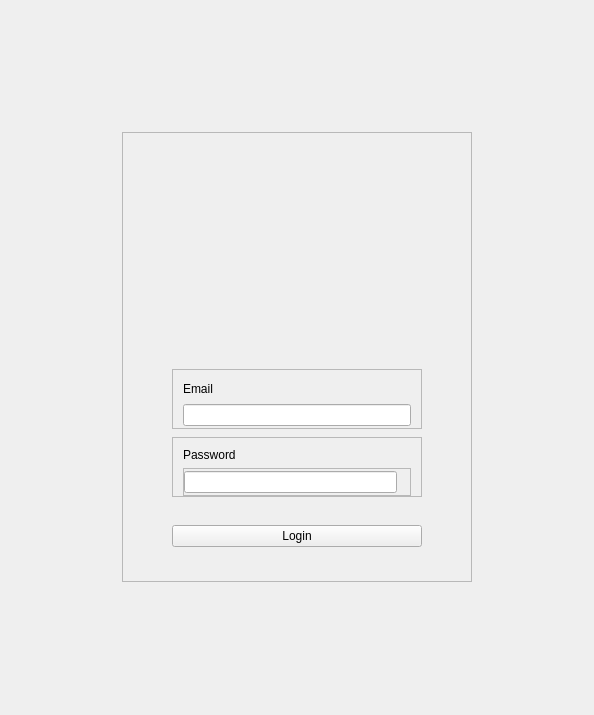
Qt form layout/loginSection.ui (Baeshee/IPMEDTH-Frontend) before a commit.
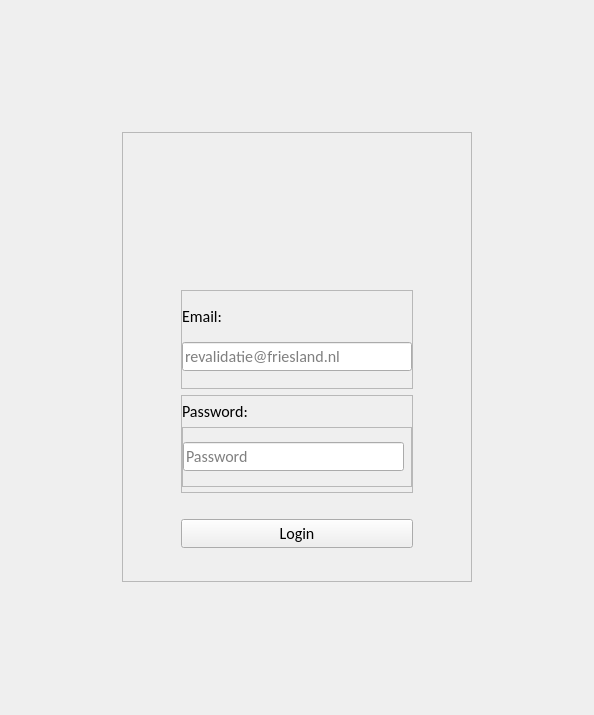
The same form after that commit. Icons and pictures are not drawn.

Diff of the .ui file:
```diff
--- a/layout/loginSection.ui
+++ b/layout/loginSection.ui
@@ -62,24 +62,6 @@
             <string notr="true"/>
            </property>
            <layout class="QVBoxLayout" name="verticalLayout_3">
-            <property name="spacing">
-             <number>0</number>
-            </property>
-            <property name="sizeConstraint">
-             <enum>QLayout::SetDefaultConstraint</enum>
-            </property>
-            <property name="leftMargin">
-             <number>0</number>
-            </property>
-            <property name="topMargin">
-             <number>0</number>
-            </property>
-            <property name="rightMargin">
-             <number>0</number>
-            </property>
-            <property name="bottomMargin">
-             <number>0</number>
-            </property>
             <item>
              <widget class="QLabel" name="logo">
               <property name="maximumSize">
@@ -110,7 +92,7 @@
               <property name="sizeHint" stdset="0">
                <size>
                 <width>20</width>
-                <height>40</height>
+                <height>20</height>
                </size>
               </property>
              </spacer>
@@ -120,7 +102,7 @@
               <property name="maximumSize">
                <size>
                 <width>250</width>
-                <height>60</height>
+                <height>300</height>
                </size>
               </property>
               <property name="frameShape">
@@ -130,14 +112,17 @@
                <enum>QFrame::Raised</enum>
               </property>
               <layout class="QVBoxLayout" name="verticalLayout_2">
+               <property name="spacing">
+                <number>0</number>
+               </property>
                <property name="leftMargin">
-                <number>10</number>
+                <number>0</number>
                </property>
                <property name="topMargin">
-                <number>10</number>
+                <number>0</number>
                </property>
                <property name="rightMargin">
-                <number>10</number>
+                <number>0</number>
                </property>
                <property name="bottomMargin">
                 <number>0</number>
@@ -150,13 +135,35 @@
                    <verstretch>0</verstretch>
                   </sizepolicy>
                  </property>
+                 <property name="font">
+                  <font>
+                   <family>Calibri</family>
+                   <pointsize>12</pointsize>
+                  </font>
+                 </property>
                  <property name="text">
-                  <string>Email</string>
+                  <string>Email:</string>
                  </property>
                 </widget>
                </item>
                <item>
-                <widget class="QLineEdit" name="emailField"/>
+                <widget class="QLineEdit" name="emailField">
+                 <property name="minimumSize">
+                  <size>
+                   <width>0</width>
+                   <height>25</height>
+                  </size>
+                 </property>
+                 <property name="font">
+                  <font>
+                   <family>Calibri</family>
+                   <pointsize>12</pointsize>
+                  </font>
+                 </property>
+                 <property name="placeholderText">
+                  <string>revalidatie@friesland.nl</string>
+                 </property>
+                </widget>
                </item>
               </layout>
              </widget>
@@ -166,7 +173,7 @@
               <property name="maximumSize">
                <size>
                 <width>250</width>
-                <height>60</height>
+                <height>300</height>
                </size>
               </property>
               <property name="frameShape">
@@ -176,14 +183,17 @@
                <enum>QFrame::Raised</enum>
               </property>
               <layout class="QVBoxLayout" name="verticalLayout">
+               <property name="spacing">
+                <number>0</number>
+               </property>
                <property name="leftMargin">
-                <number>10</number>
+                <number>0</number>
                </property>
                <property name="topMargin">
-                <number>10</number>
+                <number>0</number>
                </property>
                <property name="rightMargin">
-                <number>10</number>
+                <number>0</number>
                </property>
                <property name="bottomMargin">
                 <number>0</number>
@@ -196,8 +206,14 @@
                    <verstretch>0</verstretch>
                   </sizepolicy>
                  </property>
+                 <property name="font">
+                  <font>
+                   <family>Calibri</family>
+                   <pointsize>12</pointsize>
+                  </font>
+                 </property>
                  <property name="text">
-                  <string>Password</string>
+                  <string>Password:</string>
                  </property>
                 </widget>
                </item>
@@ -206,7 +222,7 @@
                  <property name="maximumSize">
                   <size>
                    <width>250</width>
-                   <height>40</height>
+                   <height>60</height>
                   </size>
                  </property>
                  <property name="frameShape">
@@ -216,6 +232,9 @@
                   <enum>QFrame::Raised</enum>
                  </property>
                  <layout class="QHBoxLayout" name="horizontalLayout_2">
+                  <property name="spacing">
+                   <number>0</number>
+                  </property>
                   <property name="leftMargin">
                    <number>0</number>
                   </property>
@@ -230,12 +249,27 @@
                   </property>
                   <item>
                    <widget class="QLineEdit" name="passwordField">
+                    <property name="minimumSize">
+                     <size>
+                      <width>0</width>
+                      <height>25</height>
+                     </size>
+                    </property>
+                    <property name="font">
+                     <font>
+                      <family>Calibri</family>
+                      <pointsize>12</pointsize>
+                     </font>
+                    </property>
                     <property name="text">
                      <string/>
                     </property>
                     <property name="echoMode">
                      <enum>QLineEdit::Password</enum>
                     </property>
+                    <property name="placeholderText">
+                     <string>Password</string>
+                    </property>
                    </widget>
                   </item>
                   <item>
@@ -278,6 +312,12 @@
             </item>
             <item>
              <widget class="QPushButton" name="loginBtn">
+              <property name="font">
+               <font>
+                <family>Calibri</family>
+                <pointsize>12</pointsize>
+               </font>
+              </property>
               <property name="text">
                <string>Login</string>
               </property>
```
Left out of the diff: 2 changed lines with no effect on the pictures.
